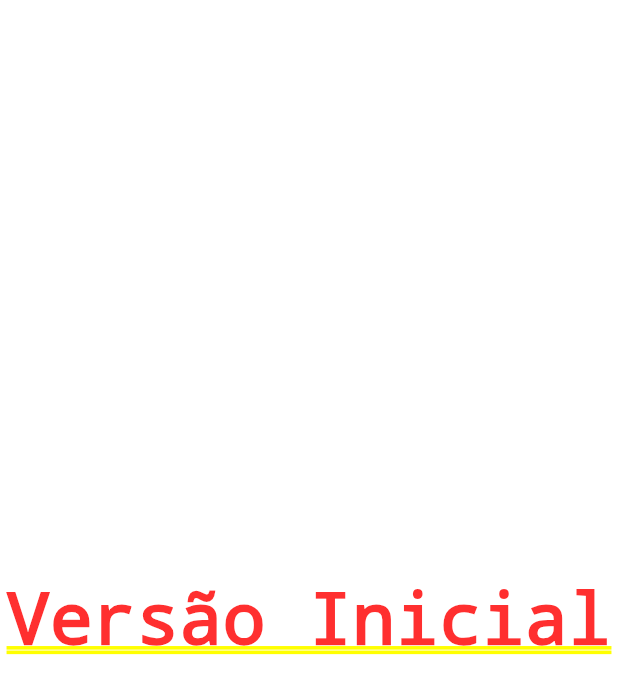
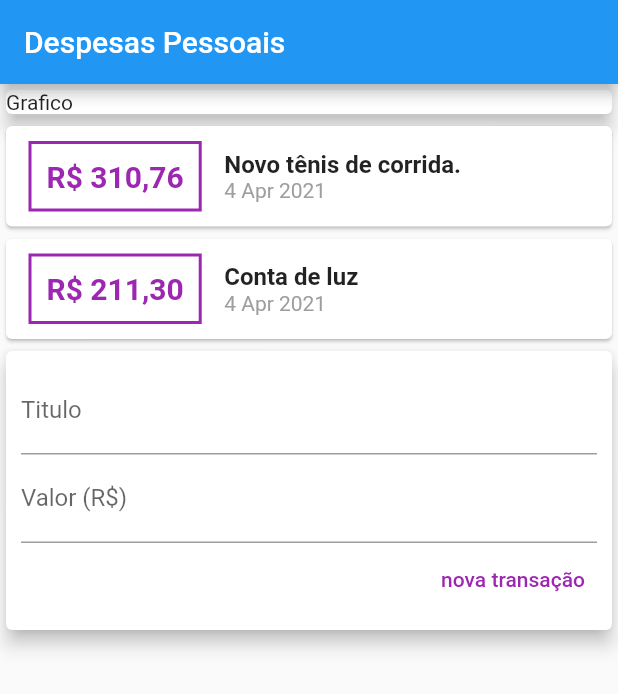
Before and after one commit to ttiagolimaa/expenses-cod3r, a Flutter app: the screen it shows after launch, on a phone screen of 412 x 824 dp. Shown: the top 694 px of the screen. Run offline on Flutter 3.47's test engine with Material 2 defaults, Android fonts, the phone set to English and light mode, and no system bars.

Commit message:
separando components

```diff
--- /dev/null
+++ b/lib/components/transaction_form.dart
@@ -0,0 +1,46 @@
+import 'package:flutter/material.dart';
+
+class TransactionForm extends StatelessWidget {
+  final titleController = TextEditingController();
+  final valueController = TextEditingController();
+  final void Function({required String title, required double value}) onSubmit;
+
+  TransactionForm(this.onSubmit);
+
+  @override
+  Widget build(BuildContext context) {
+    return Card(
+        elevation: 5,
+        child: Padding(
+            padding: const EdgeInsets.all(10),
+            child: Column(
+              children: [
+                TextField(
+                  controller: titleController,
+                  decoration: InputDecoration(labelText: 'Titulo'),
+                ),
+                TextField(
+                  controller: valueController,
+                  decoration: InputDecoration(labelText: 'Valor (R\$)'),
+                ),
+                Row(
+                  mainAxisAlignment: MainAxisAlignment.end,
+                  children: [
+                    TextButton(
+                      onPressed: () {
+                        final title = titleController.text;
+                        final value =
+                            double.tryParse(valueController.text) ?? 0.0;
+                        onSubmit(title: title, value: value);
+                      },
+                      child: Text(
+                        'nova transação',
+                        style: TextStyle(color: Colors.purple),
+                      ),
+                    ),
+                  ],
+                )
+              ],
+            )));
+  }
+}
--- /dev/null
+++ b/lib/components/transaction_list.dart
@@ -0,0 +1,52 @@
+import 'package:flutter/material.dart';
+import '../models/transaction.dart';
+import 'package:intl/intl.dart';
+
+class TransactionList extends StatelessWidget {
+  final List<Transaction> transactions;
+
+  TransactionList(this.transactions);
+
+  @override
+  Widget build(BuildContext context) {
+    return Column(
+      children: transactions
+          .map((tr) => Card(
+                child: Row(
+                  children: <Widget>[
+                    Container(
+                      margin:
+                          EdgeInsets.symmetric(horizontal: 15, vertical: 10),
+                      decoration: BoxDecoration(
+                          border: Border.all(color: Colors.purple, width: 2)),
+                      padding: EdgeInsets.all(10),
+                      child: Text(
+                        'R\$ ${tr.value.toStringAsFixed(2).replaceFirst('.', ',')}',
+                        style: TextStyle(
+                          fontWeight: FontWeight.bold,
+                          fontSize: 20,
+                          color: Colors.purple,
+                        ),
+                      ),
+                    ),
+                    Column(
+                      crossAxisAlignment: CrossAxisAlignment.start,
+                      children: <Widget>[
+                        Text(
+                          tr.title,
+                          style: TextStyle(
+                              fontSize: 16, fontWeight: FontWeight.bold),
+                        ),
+                        Text(
+                          DateFormat('d MMM y').format(tr.date),
+                          style: TextStyle(color: Colors.grey),
+                        )
+                      ],
+                    ),
+                  ],
+                ),
+              ))
+          .toList(),
+    );
+  }
+}
--- /dev/null
+++ b/lib/components/transaction_user.dart
@@ -0,0 +1,49 @@
+import 'dart:math';
+
+import 'package:flutter/material.dart';
+import '../models/transaction.dart';
+import 'transaction_form.dart';
+import 'transaction_list.dart';
+
+class TransactionUser extends StatefulWidget {
+  @override
+  _TransactionUserState createState() => _TransactionUserState();
+}
+
+class _TransactionUserState extends State<TransactionUser> {
+  final _transactions = [
+    Transaction(
+        id: 't1',
+        title: 'Novo tênis de corrida.',
+        value: 310.76,
+        date: DateTime.now()),
+    Transaction(
+      id: 't2',
+      title: 'Conta de luz',
+      value: 211.30,
+      date: DateTime.now(),
+    ),
+  ];
+
+  void _addTransaction({required String title, required double value}) {
+    final newTransaction = Transaction(
+        id: Random().nextDouble().toString(),
+        title: title,
+        value: value,
+        date: DateTime.now());
+
+    setState(() {
+      _transactions.add(newTransaction);
+    });
+  }
+
+  @override
+  Widget build(BuildContext context) {
+    return Column(
+      children: <Widget>[
+        TransactionList(_transactions),
+        TransactionForm(_addTransaction),
+      ],
+    );
+  }
+}
--- a/lib/main.dart
+++ b/lib/main.dart
@@ -1,4 +1,5 @@
 import 'package:flutter/material.dart';
+import './components/transaction_user.dart';
 
 main() => runApp(ExpensesApp());
 
@@ -14,8 +15,20 @@ class ExpensesApp extends StatelessWidget {
 class MyHomePage extends StatelessWidget {
   @override
   Widget build(BuildContext context) {
-    return Center(
-      child: Text('Versão Inicial'),
-    );
+    return Scaffold(
+        appBar: AppBar(title: Text('Despesas Pessoais')),
+        body: Column(
+          mainAxisAlignment: MainAxisAlignment.start,
+          crossAxisAlignment: CrossAxisAlignment.stretch,
+          children: <Widget>[
+            Container(
+              child: Card(
+                child: Text('Grafico'),
+                elevation: 5,
+              ),
+            ),
+            TransactionUser()
+          ],
+        ));
   }
 }
--- /dev/null
+++ b/lib/models/transaction.dart
@@ -0,0 +1,13 @@
+class Transaction {
+  final String id;
+  final String title;
+  final double value;
+  final DateTime date;
+
+  Transaction({
+    required this.id,
+    required this.title,
+    required this.value,
+    required this.date,
+  });
+}
```
Also changed, not shown: pubspec.yaml (+3 -4 lines), pubspec.lock, 6 other files.
